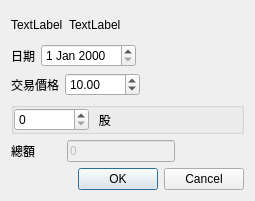
Old version of the form QtStockCapitalIncreaseEditDialog.ui in the repository foxking0416/PythonStockPrice.
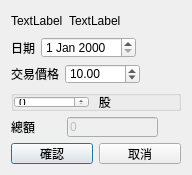
New version of the form.

What changed in the file:
```diff
--- a/QtStockCapitalIncreaseEditDialog.ui
+++ b/QtStockCapitalIncreaseEditDialog.ui
@@ -6,8 +6,8 @@
    <rect>
     <x>0</x>
     <y>0</y>
-    <width>255</width>
-    <height>201</height>
+    <width>192</width>
+    <height>175</height>
    </rect>
   </property>
   <property name="sizePolicy">
@@ -16,6 +16,18 @@
     <verstretch>0</verstretch>
    </sizepolicy>
   </property>
+  <property name="minimumSize">
+   <size>
+    <width>192</width>
+    <height>175</height>
+   </size>
+  </property>
+  <property name="maximumSize">
+   <size>
+    <width>192</width>
+    <height>175</height>
+   </size>
+  </property>
   <property name="windowTitle">
    <string>股票認購</string>
   </property>
@@ -223,14 +235,22 @@
     </layout>
    </item>
    <item>
-    <widget class="QDialogButtonBox" name="qtOkButtonBox">
-     <property name="orientation">
-      <enum>Qt::Horizontal</enum>
-     </property>
-     <property name="standardButtons">
-      <set>QDialogButtonBox::Cancel|QDialogButtonBox::Ok</set>
-     </property>
-    </widget>
+    <layout class="QHBoxLayout" name="horizontalLayout_2">
+     <item>
+      <widget class="QPushButton" name="qtOkPushButton">
+       <property name="text">
+        <string>確認</string>
+       </property>
+      </widget>
+     </item>
+     <item>
+      <widget class="QPushButton" name="qtCancelPushButton">
+       <property name="text">
+        <string>取消</string>
+       </property>
+      </widget>
+     </item>
+    </layout>
    </item>
   </layout>
  </widget>
```
Left out of the diff: 37 changed lines with no effect on the pictures.
